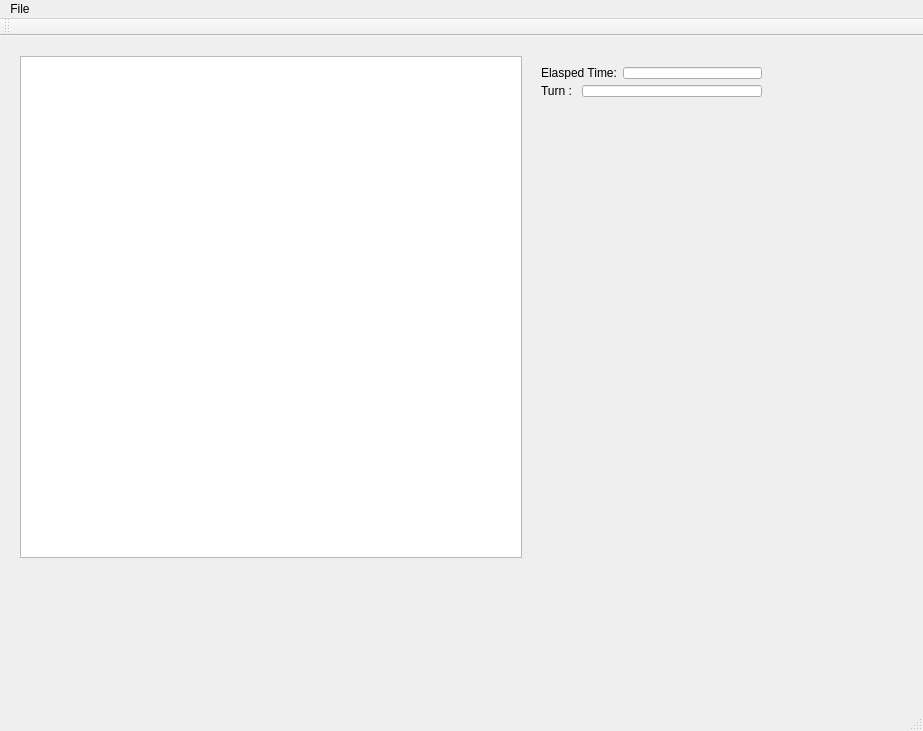
First picture: the form in mainwindow.ui, repository jopemachine-playground/Gomoku-Qt, before the edit.
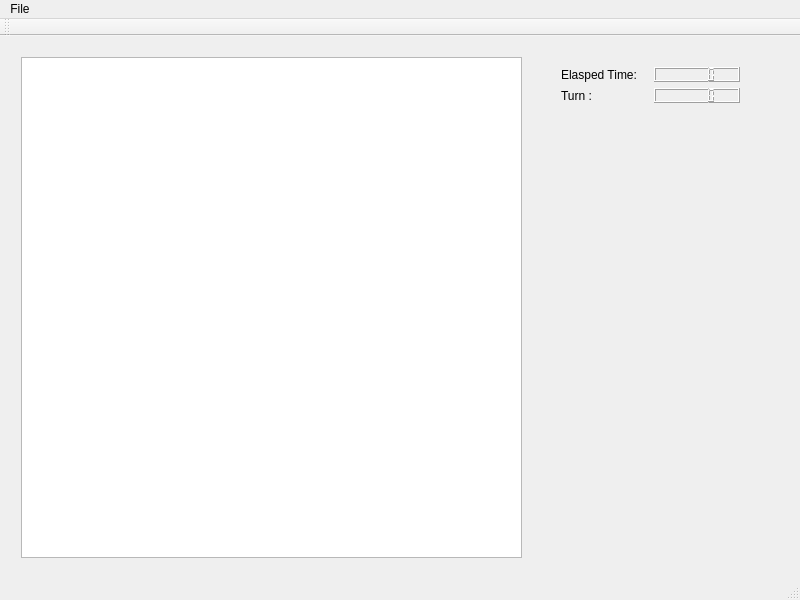
Second picture: the form after the edit.

The edit to the form file:
```diff
--- a/mainwindow.ui
+++ b/mainwindow.ui
@@ -6,8 +6,8 @@
    <rect>
     <x>0</x>
     <y>0</y>
-    <width>923</width>
-    <height>731</height>
+    <width>800</width>
+    <height>600</height>
    </rect>
   </property>
   <property name="windowTitle">
@@ -17,41 +17,13 @@
    <bool>false</bool>
   </property>
   <widget class="QWidget" name="centralWidget">
-   <widget class="QGraphicsView" name="graphicsView">
-    <property name="geometry">
-     <rect>
-      <x>20</x>
-      <y>20</y>
-      <width>502</width>
-      <height>502</height>
-     </rect>
-    </property>
-    <property name="backgroundBrush">
-     <brush brushstyle="Dense3Pattern">
-      <color alpha="255">
-       <red>161</red>
-       <green>145</green>
-       <blue>146</blue>
-      </color>
-     </brush>
-    </property>
-    <property name="alignment">
-     <set>Qt::AlignCenter</set>
-    </property>
-    <property name="transformationAnchor">
-     <enum>QGraphicsView::NoAnchor</enum>
-    </property>
-    <property name="resizeAnchor">
-     <enum>QGraphicsView::NoAnchor</enum>
-    </property>
-   </widget>
    <widget class="QWidget" name="layoutWidget">
     <property name="geometry">
      <rect>
-      <x>530</x>
+      <x>550</x>
       <y>20</y>
-      <width>243</width>
-      <height>52</height>
+      <width>201</width>
+      <height>58</height>
      </rect>
     </property>
     <layout class="QVBoxLayout" name="verticalLayout">
@@ -65,7 +37,7 @@
         </widget>
        </item>
        <item>
-        <widget class="QLineEdit" name="lineEdit"/>
+        <widget class="QLCDNumber" name="elapsedTimeLCD"/>
        </item>
       </layout>
      </item>
@@ -79,19 +51,38 @@
         </widget>
        </item>
        <item>
-        <widget class="QLineEdit" name="lineEdit_2"/>
+        <widget class="QLCDNumber" name="turnLCD"/>
        </item>
       </layout>
      </item>
     </layout>
    </widget>
+   <widget class="QGraphicsView" name="graphicsView">
+    <property name="geometry">
+     <rect>
+      <x>21</x>
+      <y>21</y>
+      <width>501</width>
+      <height>501</height>
+     </rect>
+    </property>
+    <property name="alignment">
+     <set>Qt::AlignCenter</set>
+    </property>
+    <property name="transformationAnchor">
+     <enum>QGraphicsView::NoAnchor</enum>
+    </property>
+    <property name="resizeAnchor">
+     <enum>QGraphicsView::NoAnchor</enum>
+    </property>
+   </widget>
   </widget>
   <widget class="QMenuBar" name="menuBar">
    <property name="geometry">
     <rect>
      <x>0</x>
      <y>0</y>
-     <width>923</width>
+     <width>800</width>
      <height>21</height>
     </rect>
    </property>
```
